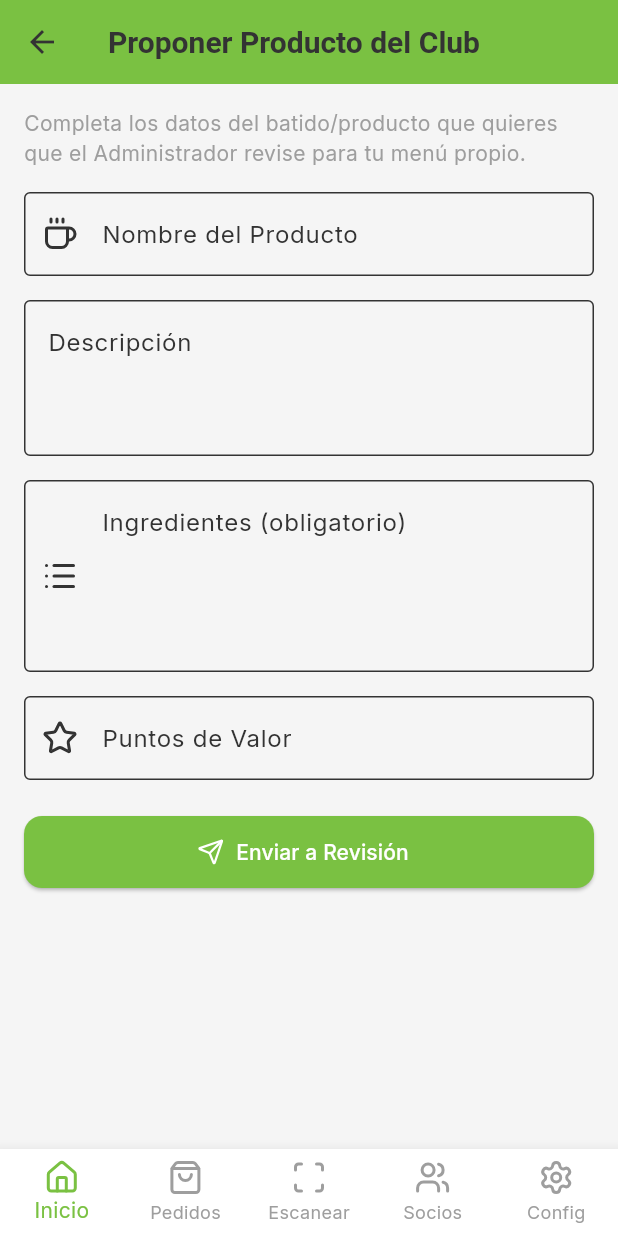
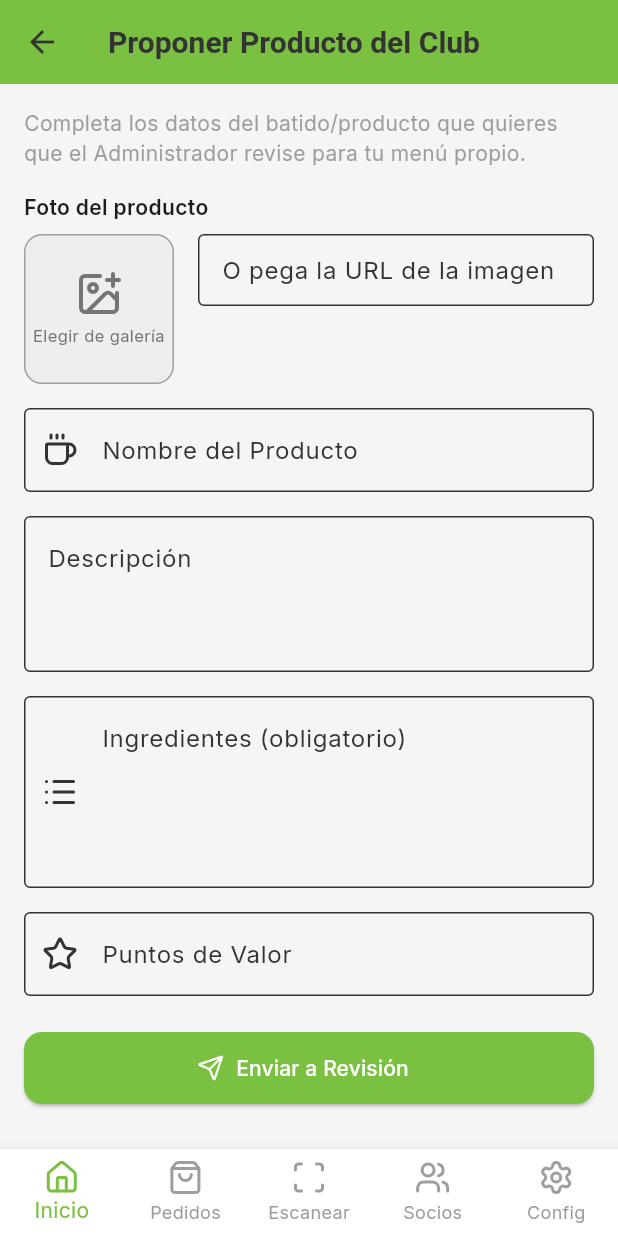
Before and after one commit to JairoSolizV/flutter_app_saludable, a Flutter app: the HostProductProposalScreen screen opened by its route, on a phone screen of 412 x 824 dp. Run offline on Flutter 3.47's test engine with Material 3 defaults, Android fonts, the phone set to English and light mode, and no system bars; our stand-ins replace connectivity_plus, dio, flutter_map, geolocator, go_router, google_fonts and 6 more; missing offline and left inert: mobile_scanner; accounts and stored records are empty; network calls fail.

Commit message:
fotos-producto

```diff
--- a/lib/domain/entities/product.dart
+++ b/lib/domain/entities/product.dart
@@ -51,9 +51,9 @@ class Product {
       name: map['name']?.toString() ?? map['nombre']?.toString() ?? '',
       description: map['description']?.toString() ?? map['descripcion']?.toString() ?? '',
       price: (map['price'] ?? 0).toDouble(),
-      puntosValor: map['puntosValor'] ?? 0,
+      puntosValor: map['puntosValor'] is int ? map['puntosValor'] as int : (int.tryParse(map['puntosValor']?.toString() ?? '0') ?? 0),
       category: map['category']?.toString() ?? 'General',
-      imageUrl: map['image_url']?.toString() ?? '',
+      imageUrl: map['imagenUrl']?.toString() ?? map['image_url']?.toString() ?? '',
       hubId: hubId,
       clubCreadorId: clubIdParsed,
       tipo: map['tipo']?.toString() ?? 'GLOBAL',
--- a/lib/presentation/screens/host/products/host_product_proposal_screen.dart
+++ b/lib/presentation/screens/host/products/host_product_proposal_screen.dart
@@ -1,8 +1,12 @@
+import 'dart:io';
+
 import 'package:flutter/material.dart';
 import 'package:provider/provider.dart';
 import 'package:lucide_icons/lucide_icons.dart';
+import 'package:image_picker/image_picker.dart';
 import '../../../../data/datasources/remote/product_remote_data_source.dart';
 import '../../../../data/datasources/remote/club_remote_data_source.dart';
+import '../../../widgets/product_image.dart';
 
 class HostProductProposalScreen extends StatefulWidget {
   const HostProductProposalScreen({super.key});
@@ -19,6 +23,19 @@ class _HostProductProposalScreenState extends State<HostProductProposalScreen> {
   final _puntosValorCtrl = TextEditingController();
 
   bool _isSubmitting = false;
+  File? _pickedImage;
+  String? _imagenUrl;
+
+  Future<void> _pickImage() async {
+    final picker = ImagePicker();
+    final picked = await picker.pickImage(source: ImageSource.gallery, imageQuality: 85);
+    if (picked != null && mounted) {
+      setState(() {
+        _pickedImage = File(picked.path);
+        _imagenUrl = null;
+      });
+    }
+  }
 
   @override
   void dispose() {
@@ -46,7 +63,6 @@ class _HostProductProposalScreenState extends State<HostProductProposalScreen> {
     setState(() => _isSubmitting = true);
 
     try {
-      // Obtener el club del anfitrión para extraer el hubId
       final clubDataSource = Provider.of<ClubRemoteDataSource>(context, listen: false);
       final club = await clubDataSource.getMyClub();
 
@@ -56,12 +72,18 @@ class _HostProductProposalScreenState extends State<HostProductProposalScreen> {
 
       final dataSource = Provider.of<ProductRemoteDataSource>(context, listen: false);
 
+      String? imagenUrlToSend = _imagenUrl;
+      if (_pickedImage != null) {
+        imagenUrlToSend = await dataSource.uploadProductImage(_pickedImage!);
+      }
+
       await dataSource.createProductProposal(
-        hubId: club.hubId, // Incluir hubId del club del anfitrión
+        hubId: club.hubId,
         nombre: _nombreCtrl.text.trim(),
         descripcion: _descripcionCtrl.text.trim(),
         ingredientes: _ingredientesCtrl.text.trim(),
         puntosValor: puntos,
+        imagenUrl: imagenUrlToSend,
       );
 
       if (!mounted) return;
@@ -120,6 +142,57 @@ class _HostProductProposalScreenState extends State<HostProductProposalScreen> {
                 'Completa los datos del batido/producto que quieres que el Administrador revise '
                 'para tu menú propio.',
                 style: TextStyle(fontSize: 14, color: Colors.grey),
+              ),
+              const SizedBox(height: 16),
+              const Text('Foto del producto', style: TextStyle(fontWeight: FontWeight.w600)),
+              const SizedBox(height: 8),
+              Row(
+                crossAxisAlignment: CrossAxisAlignment.start,
+                children: [
+                  GestureDetector(
+                    onTap: _isSubmitting ? null : _pickImage,
+                    child: Container(
+                      width: 100,
+                      height: 100,
+                      decoration: BoxDecoration(
+                        color: Colors.grey[200],
+                        borderRadius: BorderRadius.circular(12),
+                        border: Border.all(color: Colors.grey),
+                      ),
+                      child: _pickedImage != null
+                          ? ClipRRect(
+                              borderRadius: BorderRadius.circular(12),
+                              child: Image.file(_pickedImage!, fit: BoxFit.cover),
+                            )
+                          : _imagenUrl != null && _imagenUrl!.isNotEmpty
+                              ? ProductImage(imageUrl: _imagenUrl, width: 100, height: 100)
+                              : Column(
+                                  mainAxisAlignment: MainAxisAlignment.center,
+                                  children: [
+                                    Icon(LucideIcons.imagePlus, size: 32, color: Colors.grey[600]),
+                                    const SizedBox(height: 4),
+                                    Text(
+                                      'Elegir de galería',
+                                      style: TextStyle(fontSize: 11, color: Colors.grey[600]),
+                                      textAlign: TextAlign.center,
+                                    ),
+                                  ],
+                                ),
+                    ),
+                  ),
+                  const SizedBox(width: 16),
+                  Expanded(
+                    child: TextFormField(
+                      decoration: const InputDecoration(
+                        labelText: 'O pega la URL de la imagen',
+                        hintText: 'https://...',
+                        border: OutlineInputBorder(),
+                        isDense: true,
+                      ),
+                      onChanged: (v) => setState(() => _imagenUrl = v.trim().isEmpty ? null : v.trim()),
+                    ),
+                  ),
+                ],
               ),
               const SizedBox(height: 16),
               TextFormField(
```
Also changed, not shown: lib/data/datasources/remote/product_remote_data_source.dart (+57 -14 lines), lib/presentation/screens/guest/guest_flavor_catalog.dart (+8 -9 lines), lib/presentation/screens/host/products/host_product_list_screen.dart (+5 -18 lines), lib/presentation/screens/member/member_club_products_screen.dart (+3 -6 lines), lib/presentation/screens/member/member_products_screen.dart (+3 -11 lines), lib/presentation/widgets/product_image.dart (added, +98 -0 lines).
